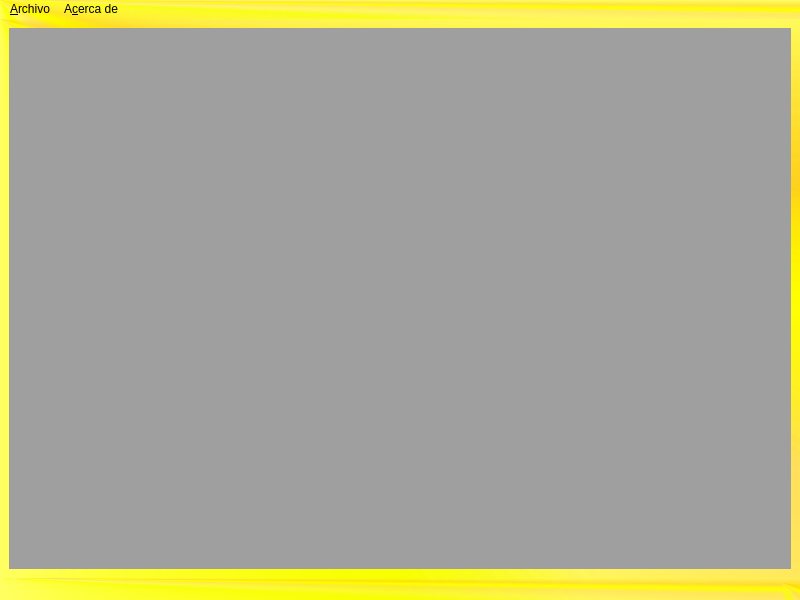
Old version of the form askme.ui in the repository FLiamTech/askme.
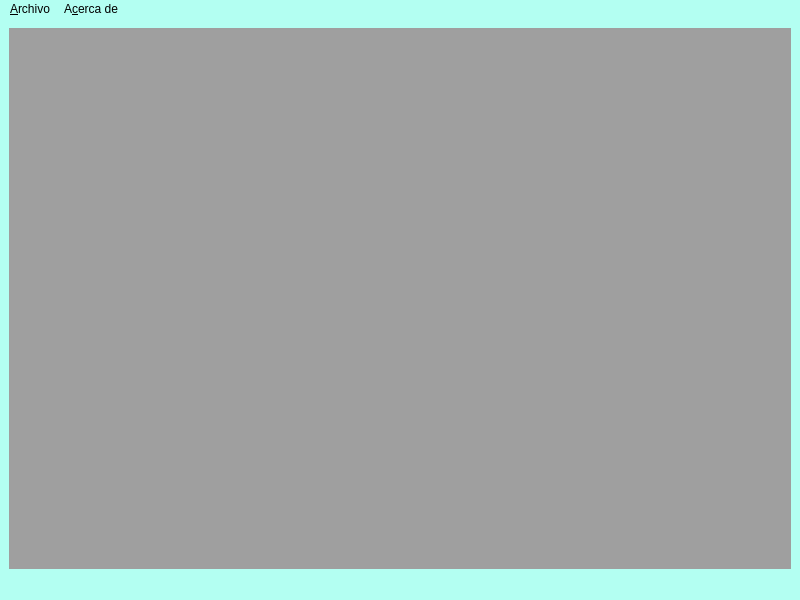
New version of the form. Icons and pictures are not drawn.

Diff of the .ui file:
```diff
--- a/askme.ui
+++ b/askme.ui
@@ -18,7 +18,7 @@
     <normaloff>:/Recursos/Principal1.jpeg</normaloff>:/Recursos/Principal1.jpeg</iconset>
   </property>
   <property name="styleSheet">
-   <string notr="true">background-color: qconicalgradient(cx:0, cy:0, angle:135, stop:0 rgba(255, 255, 0, 69), stop:0.375 rgba(255, 255, 0, 69), stop:0.423533 rgba(251, 255, 0, 145), stop:0.45 rgba(247, 255, 0, 208), stop:0.477581 rgba(255, 244, 71, 130), stop:0.518717 rgba(255, 218, 71, 130), stop:0.55 rgba(255, 255, 0, 255), stop:0.57754 rgba(255, 203, 0, 130), stop:0.625 rgba(255, 255, 0, 69), stop:1 rgba(255, 255, 0, 69));
+   <string notr="true">background-color: rgb(179, 255, 242);
 font: 9pt &quot;Arial Rounded MT Bold&quot;;</string>
   </property>
   <widget class="QWidget" name="centralwidget">
```
